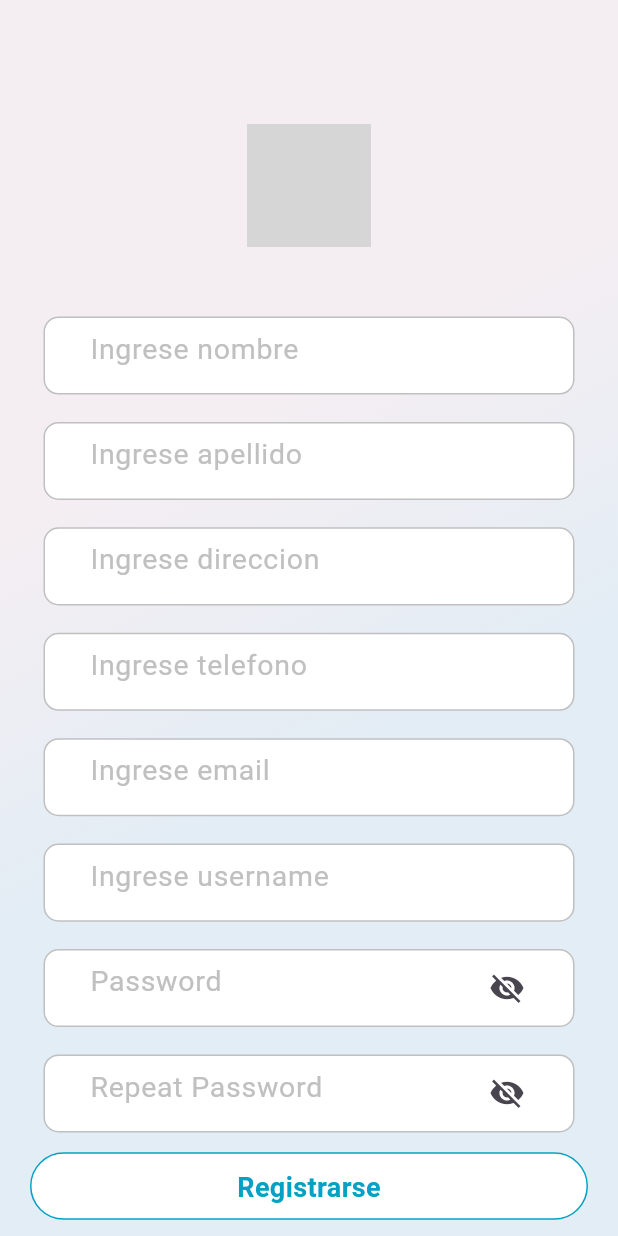
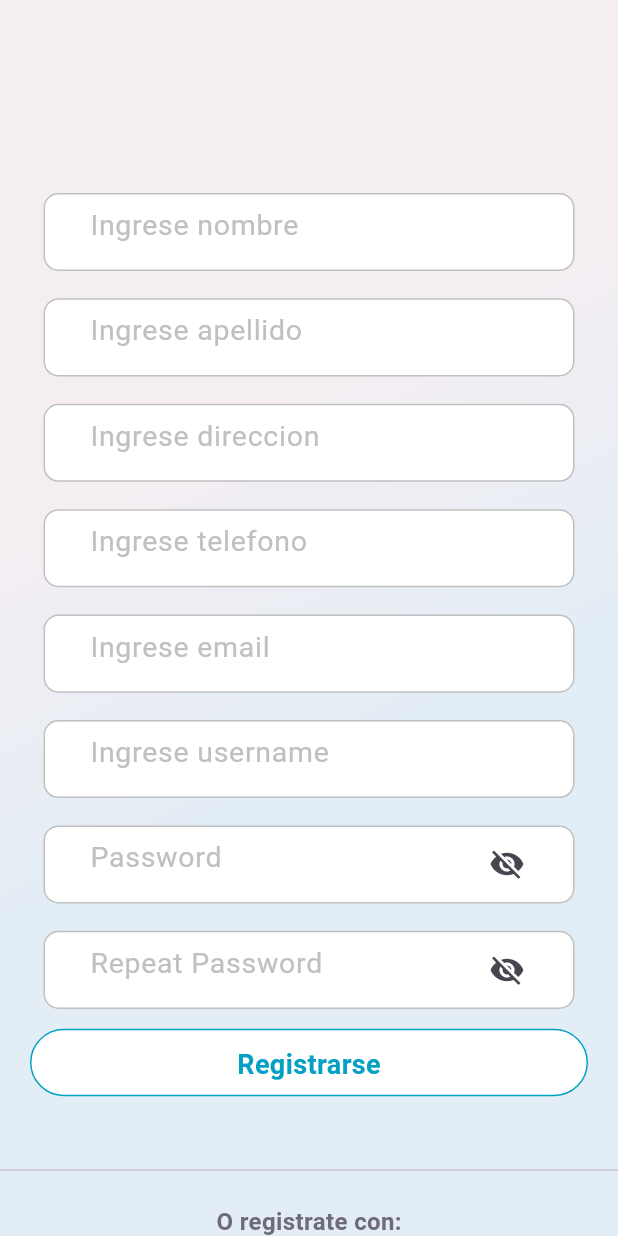
Before and after one commit to lduchi/Front-Family_Lost-FAAN, a Flutter app: the Register screen opened directly, after a tap on "Registrarse", on a phone screen of 412 x 824 dp. Run offline on Flutter 3.47's test engine with Material 3 defaults, Android fonts, the light colour scheme and no system bars; our stand-ins replace flutter_bloc, fluttertoast, google_fonts, iconly, lottie; missing offline and left inert: material_dialogs; network calls fail; project files that could hold a hidden picture were left out; grey boxes are pictures that could not be loaded.

Commit message:
registro
ya no tocaran nada del registro

```diff
--- a/lib/Screen/app_navigation_screen.dart
+++ b/lib/Screen/app_navigation_screen.dart
@@ -24,7 +24,7 @@ class AppNavigationScreen extends StatelessWidget {
                     decoration: AppDecoration.fillPrimary,
                     child: Column(
                       children: [
-                        /*_buildScreenTitle(
+                        _buildScreenTitle(
                           context,
                           screenTitle: "Edicion Detall. Publicacion",
                           onTapScreenTitle: () => onTapScreenTitle(context,
@@ -47,7 +47,7 @@ class AppNavigationScreen extends StatelessWidget {
                           screenTitle: "Publicación Animal Perdido",
                           onTapScreenTitle: () => onTapScreenTitle(
                               context, AppRoutes.publicaciNAnimalPerdidoScreen),
-                        )*/
+                        )
                       ],
                     ),
                   ),
--- a/lib/Screen/register.dart
+++ b/lib/Screen/register.dart
@@ -1,5 +1,9 @@
+import 'dart:io';
+
 import 'package:familylost_faan/ServiciosApp/services/usuarios_service.dart';
+import 'package:flutter/foundation.dart';
 import 'package:flutter/material.dart';
+import 'package:flutter/widgets.dart';
 import '../Utils/colors.dart';
 import 'dart:convert';
 import 'package:http/http.dart' as http;
@@ -18,13 +22,17 @@ TextEditingController emailController = TextEditingController();
 TextEditingController usernameController = TextEditingController();
 TextEditingController paswordController = TextEditingController();
 TextEditingController rolController = TextEditingController();
+//get para la imagen
+TextEditingController _datoFoto = new TextEditingController();
 
 class _RegisterState extends State<Register> {
-  bool _isPasswordVisible = false; // State variable for password visibility
-  //Servicio
+  bool _isPasswordVisible = false; // Variable para la visibilidad del password
+
+  //Se llama al servicio
   final _apiService = UsuariosService();
 
-
+  //variable para almacenar imagen
+  String? _path;
 
   @override
   Widget build(BuildContext context) {
@@ -47,13 +55,11 @@ class _RegisterState extends State<Register> {
               SizedBox(height: size.height * 0.1),
 
               // Centered App Icon
-              Center(
-                child: Image.asset(
-                  "images/icon.jpg", // Replace with your app icon image path
-                  height: size.height * 0.1,
-                  width: size.height * 0.1,
-                ),
-              ),
+              /*Center(
+                TextField (controller: _datoFoto),
+                (_path == null)? Container() : Image.file(File(_path), width: 200,),
+                RaisedButton
+              ),*/
 
               SizedBox(height: size.height * 0.05), // Spacing
 
@@ -61,7 +67,11 @@ class _RegisterState extends State<Register> {
               Column(
                 mainAxisAlignment: MainAxisAlignment.center,
                 children: [
-                  myTextField1("Ingrese nombre", nombreController),
+                  myTextField1("Ingrese nombre", nombreController
+                      /* decoration: InputDecoration(
+                        errorText: errorTextNombre,
+                      )*/
+                      ),
                   SizedBox(height: size.height * 0.01),
                   myTextField1("Ingrese apellido", apellidoController),
                   SizedBox(height: size.height * 0.01),
@@ -77,8 +87,6 @@ class _RegisterState extends State<Register> {
                   SizedBox(height: size.height * 0.01),
                   myTextFieldPassword("Repeat Password", paswordController),
                   SizedBox(height: size.height * 0.01),
-               /*   myTextFieldRol("", rolController),
-                  SizedBox(height: size.height * 0.03),*/
                 ],
               ),
 
@@ -95,7 +103,7 @@ class _RegisterState extends State<Register> {
                       emailController.text,
                       usernameController.text,
                       paswordController.text,
-                      rolController.text="USER",
+                      rolController.text = "USER" ,
                     );
                   },
                   child: Container(
@@ -161,7 +169,8 @@ class _RegisterState extends State<Register> {
     //METODO
   }
 
-  Container myTextField1(String hint, TextEditingController controller) {
+  Container myTextField1(String hint, TextEditingController controller,
+      {InputDecoration? decoration}) {
     return Container(
       width: 354,
       height: 52.04,
@@ -176,7 +185,17 @@ class _RegisterState extends State<Register> {
       ),
       child: TextField(
         controller: controller,
-        decoration: InputDecoration(
+        decoration: decoration?.copyWith(
+              contentPadding:
+                  const EdgeInsets.symmetric(horizontal: 10, vertical: 15),
+              hintText: hint,
+              hintStyle: const TextStyle(
+                color: Color(0xFFC0C0C0),
+                fontSize: 19,
+              ),
+              border: InputBorder.none,
+            ) ??
+            InputDecoration(
               contentPadding:
                   const EdgeInsets.symmetric(horizontal: 10, vertical: 15),
               hintText: hint,
--- a/lib/ServiciosApp/services/usuarios_service.dart
+++ b/lib/ServiciosApp/services/usuarios_service.dart
@@ -1,43 +1,43 @@
 import 'dart:convert';
+import 'package:fluttertoast/fluttertoast.dart';
 
+import 'package:familylost_faan/ServiciosApp/Validaciones/validaciones_usuario.dart';
 import 'package:familylost_faan/ServiciosApp/models/usuarios.dart';
 import 'package:flutter/material.dart';
 import 'package:http/http.dart' as http;
 
 class UsuariosService {
-  TextEditingController nombreController = TextEditingController();
-  TextEditingController apellidoController = TextEditingController();
-  TextEditingController direccionController = TextEditingController();
-  TextEditingController celularController = TextEditingController();
-  TextEditingController emailController = TextEditingController();
-  TextEditingController usernameController = TextEditingController();
-  TextEditingController passwordController = TextEditingController();
-  TextEditingController rolController = TextEditingController();
+  // ValidacionesUsuario validaciones ;
 
   Future<void> registerUser(
     String nombre,
-    String username,
-    String password,
     String apellido,
     String direccion,
     String telefono,
     String email,
-    String rol
+    String username,
+    String password,
+    String rol,
   ) async {
     try {
-
-
       var data = {
-        "nombre": nombre,
-        "apellido": apellido,
-        "direccion": direccion,
-        "telefono": telefono,
-        "email": email,
-        "username": username,
-        "password": password,
-        "rol": rol,
+        'nombre': nombre,
+        'apellido': apellido,
+        'direccion': direccion,
+        'telefono': telefono,
+        'email': email,
+        'username': username,
+        'password': password,
+        'rol': rol,
+        /* nombre : json as String,
+        apellido : json as String,
+         direccion : json as String,
+          telefono : json as String,
+           email : json as String,
+            username : json as String,
+             password : json as String,
+              rol : json as String,**/
       };
-
 
       // Send the POST request
       final response = await http.post(
@@ -48,17 +48,30 @@ class UsuariosService {
         body: jsonEncode(data),
       );
 
-      // Handle the response
       if (response.statusCode == 200 || response.statusCode == 201) {
         final responseData = json.decode(response.body);
-        // Handle successful registration
+
         print(responseData);
       } else {
-        throw Exception('Failed to register user');
+        final errorBody = response.body;
+        if (errorBody != 'true' && errorBody.isNotEmpty) {
+          final errorResponse = json.decode(errorBody);
+          final errorMessage = errorResponse['message'];
+          Fluttertoast.showToast(
+            msg: errorMessage,
+            toastLength: Toast.LENGTH_LONG,
+            gravity: ToastGravity.BOTTOM,
+            backgroundColor: Colors.red,
+            textColor: Colors.white,
+          );
+          throw Exception('Failed to register user: $errorMessage');
+        } else {
+          throw Exception('Failed to register user');
+        }
       }
     } catch (e) {
       print(e);
-      debugPrint(e.toString());
+      //debugPrint();
     }
   }
 }
--- a/pubspec.yaml
+++ b/pubspec.yaml
@@ -52,6 +52,7 @@ dependencies:
   material_dialogs: ^1.1.4
   lottie: ^2.3.2
   intl: ^0.17.0
+  fluttertoast: ^8.2.5
 
 
 
```
Also changed, not shown: lib/ServiciosApp/Validaciones/validaciones_usuario.dart (added, +112 -0 lines), lib/pages/animal_item_page.dart (+1 -8 lines), pubspec.lock. Lines whose indentation alone changed are shown as unchanged.
